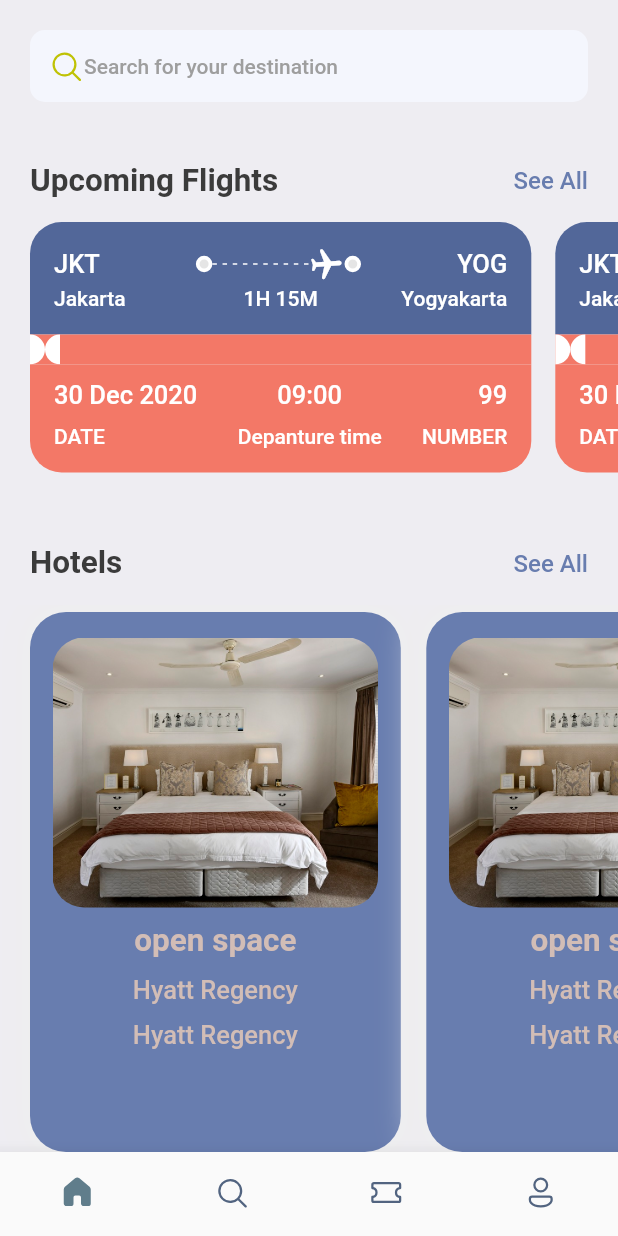
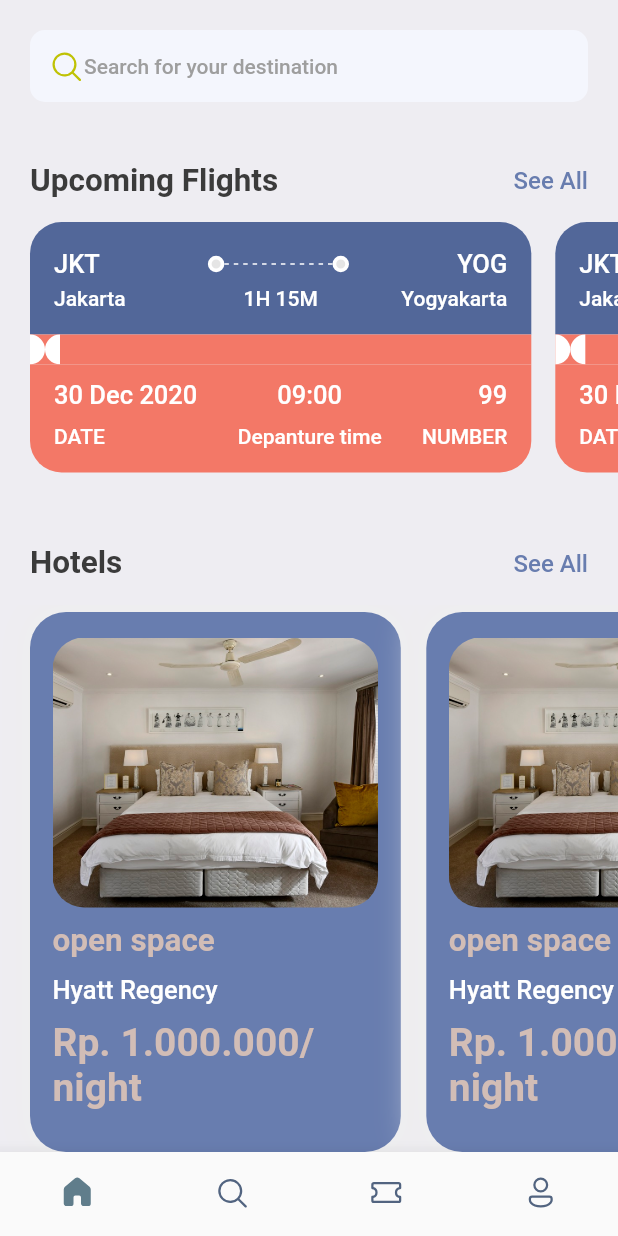
Before and after one commit to octavvia/bookingme, a Flutter app: the screen it shows after launch, scrolled down 100 dp, on a phone screen of 412 x 824 dp. Run offline on Flutter 3.47's test engine with Material 2 defaults, Android fonts, the phone set to English and light mode, and no system bars; our stand-ins replace fluentui_icons, gap.

Commit message:
add: hotel view with mapping jso

```diff
--- a/lib/screens/home_screen.dart
+++ b/lib/screens/home_screen.dart
@@ -1,5 +1,6 @@
 import 'package:bookingme/screens/hotel_screen.dart';
 import 'package:bookingme/screens/ticket_view.dart';
+import 'package:bookingme/utils/app_info_list.dart';
 import 'package:bookingme/utils/app_styles.dart';
 import 'package:fluentui_icons/fluentui_icons.dart';
 import 'package:flutter/material.dart';
@@ -69,7 +70,7 @@ class HomeScreen extends StatelessWidget {
                   Text("Upcoming Flights", style: Styles.headLineStyle2),
                   InkWell(
                     onTap: () {
-                      print("you're tapped");
+                      // print("you're tapped");
                     },
                     child: Text("See All",
                         style: Styles.textStyle
@@ -98,7 +99,7 @@ class HomeScreen extends StatelessWidget {
                 Text("Hotels", style: Styles.headLineStyle2),
                 InkWell(
                   onTap: () {
-                    print("you're tapped");
+                    // print("you're tapped");
                   },
                   child: Text("See All",
                       style: Styles.textStyle
@@ -111,11 +112,11 @@ class HomeScreen extends StatelessWidget {
           SingleChildScrollView(
             scrollDirection: Axis.horizontal,
             padding: const EdgeInsets.only(left: 20),
-            child: Row(children: const [
-              HotelScreen(),
-              HotelScreen(),
-            ]),
-          )
+            child: Row(
+                children: hotelList
+                    .map((singleHotel) => HotelScreen(hotel: singleHotel))
+                    .toList()),
+          ),
         ],
       ),
     );
--- a/lib/screens/hotel_screen.dart
+++ b/lib/screens/hotel_screen.dart
@@ -4,7 +4,8 @@ import 'package:flutter/material.dart';
 import 'package:gap/gap.dart';
 
 class HotelScreen extends StatelessWidget {
-  const HotelScreen({super.key});
+  final Map<String, dynamic> hotel;
+  const HotelScreen({Key? key, required this.hotel}) : super(key: key);
 
   @override
   Widget build(BuildContext context) {
@@ -26,6 +27,7 @@ class HotelScreen extends StatelessWidget {
             ),
           ]),
       child: Column(
+        crossAxisAlignment: CrossAxisAlignment.start,
         children: [
           Container(
             height: 180,
@@ -43,10 +45,10 @@ class HotelScreen extends StatelessWidget {
               style: Styles.headLineStyle2.copyWith(color: Styles.kakiColor)),
           const Gap(10),
           Text('Hyatt Regency',
-              style: Styles.headLineStyle3.copyWith(color: Styles.kakiColor)),
+              style: Styles.headLineStyle3.copyWith(color: Colors.white)),
           const Gap(10),
-          Text('Hyatt Regency',
-              style: Styles.headLineStyle3.copyWith(color: Styles.kakiColor))
+          Text('Rp. 1.000.000/night',
+              style: Styles.headLineStyle1.copyWith(color: Styles.kakiColor))
         ],
       ),
     );
--- a/lib/screens/ticket_view.dart
+++ b/lib/screens/ticket_view.dart
@@ -69,13 +69,13 @@ class TicketView extends StatelessWidget {
                           ),
                         ]),
                       ),
-                      Center(
-                        child: Transform.rotate(
-                          angle: 1.5,
-                          child: const Icon(Icons.local_airport_rounded,
-                              color: Colors.white, size: 24),
-                        ),
-                      ),
+                      // Center(
+                      //   child: Transform.rotate(
+                      //     angle: 1.5,
+                      //     child: const Icon(Icons.local_airport_rounded,
+                      //         color: Colors.white, size: 24),
+                      //   ),
+                      // ),
                       const ThickContainer(),
                       Expanded(
                         child: Container(),
--- /dev/null
+++ b/lib/utils/app_info_list.dart
@@ -0,0 +1,20 @@
+List<Map<String, dynamic>> hotelList = [
+  {
+    'image': 'one.jpg',
+    'place': 'open space',
+    'hotel': 'Hyatt Regency',
+    'price': 'Rp. 1.000.000/night',
+  },
+  {
+    'image': 'two.jpg',
+    'place': 'open space',
+    'hotel': 'Sheraton',
+    'price': 'Rp. 1.800.000/night',
+  },
+  {
+    'image': 'three.jpg',
+    'place': 'open space',
+    'hotel': 'Grand Hyatt',
+    'price': 'Rp. 2.000.000/night',
+  },
+];
```
Also changed, not shown: assets/images/one.jpg (added), assets/images/three.jpg (added), assets/images/two.jpg (added).
